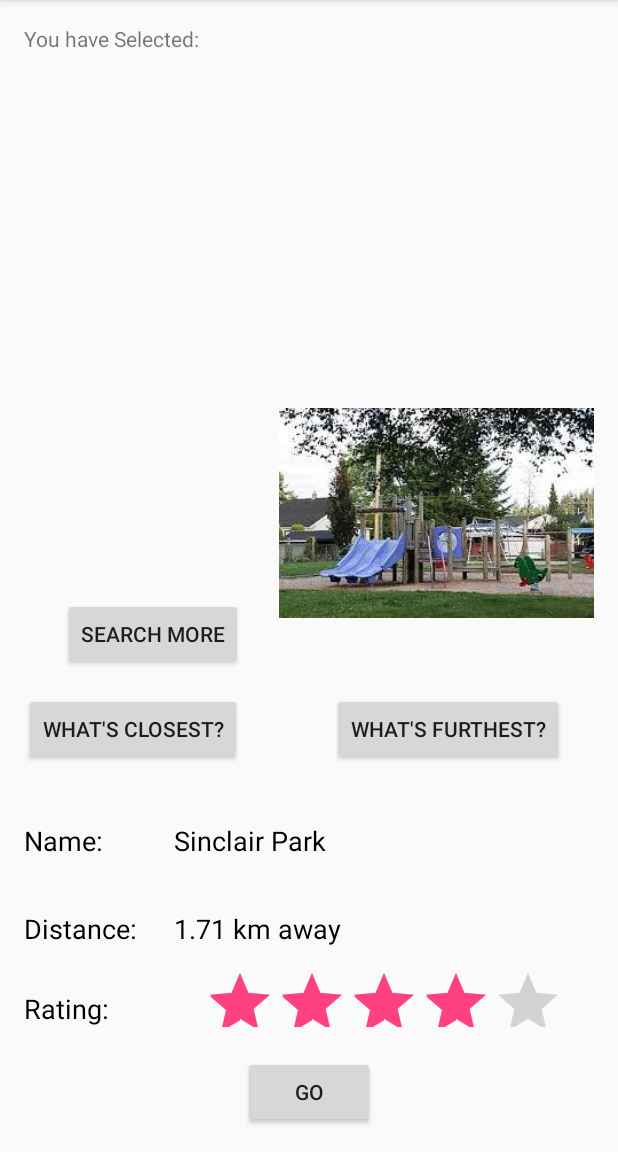
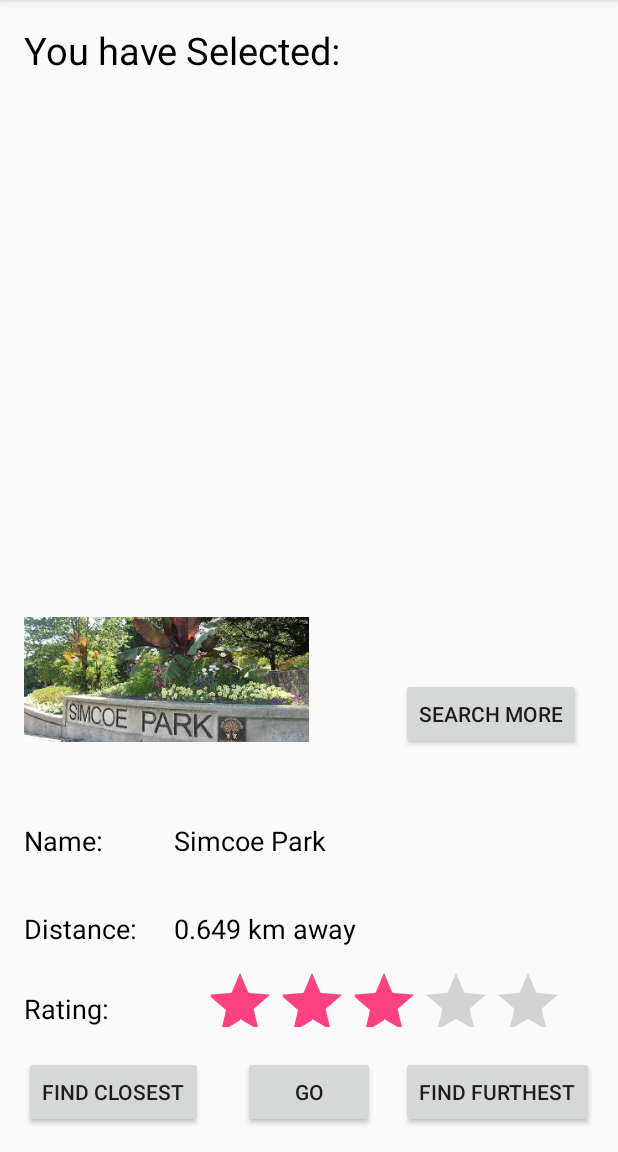
Before and after one commit to sardarali/MyCity, an Android app: the SelectionActivity screen opened directly, with no data from a screen before it, after a tap on "NEXT", on a phone screen of 412 x 824 dp, the part 84-1236 px from its top. Run offline under Robolectric (Android 15) with nearby library versions, the light colour scheme and no system bars.

Commit message:
exploreActivity page design edited

```diff
--- a/app/src/main/java/newwest/mycity/SelectionActivity.java
+++ b/app/src/main/java/newwest/mycity/SelectionActivity.java
@@ -9,8 +9,13 @@ import android.widget.CheckBox;
 
 public class SelectionActivity extends AppCompatActivity {
 
+    public static boolean isEventsChecked = false;
+    public static boolean isPublicArtChecked = false;
+    public static boolean isParkChecked = false;
+    public static boolean isTreeChecked = false;
+    public static boolean isHeritageHomeChecked= false;
+    public static boolean isWaterFountainChecked = false;
 
-    CheckBox test;
     @Override
     protected void onCreate(Bundle savedInstanceState) {
         super.onCreate(savedInstanceState);
@@ -24,7 +29,52 @@ public class SelectionActivity extends AppCompatActivity {
         });
 
     }
+
     public void start() {
+        CheckBox eventCheckBox = (CheckBox) findViewById(R.id.eventsCheckBox);
+        CheckBox publicArtCheckBox = (CheckBox) findViewById(R.id.publicArtCheckBox);
+        CheckBox parkCheckBox = (CheckBox) findViewById(R.id.parkCheckBox);
+        CheckBox treeCheckBox = (CheckBox) findViewById(R.id.treeCheckBox);
+        CheckBox heritageHomeCheckBox = (CheckBox) findViewById(R.id.heritageHomeCheckBox);
+        CheckBox waterFountainCheckBox = (CheckBox) findViewById(R.id.waterFountainCheckBox);
+
+
+        //Checked status check
+        if(eventCheckBox.isChecked()) {
+            isEventsChecked = true;
+        } else {
+            isEventsChecked = false;
+        }
+
+        if(publicArtCheckBox.isChecked()) {
+            isPublicArtChecked = true;
+        } else {
+            isPublicArtChecked = false;
+        }
+
+        if(parkCheckBox.isChecked()) {
+            isParkChecked = true;
+        } else {
+            isParkChecked = false;
+        }
+
+        if(treeCheckBox.isChecked()) {
+            isTreeChecked = true;
+        } else {
+            isTreeChecked = false;
+        }
+
+        if(heritageHomeCheckBox.isChecked()) {
+            isHeritageHomeChecked = true;
+        } else {
+            isHeritageHomeChecked = false;
+        }
+
+        if(waterFountainCheckBox.isChecked()) {
+            isWaterFountainChecked = true;
+        } else {
+            isWaterFountainChecked = false;
+        }
 
         Intent i = new Intent(SelectionActivity.this, exploreActivity.class);
         startActivity(i);
--- a/app/src/main/java/newwest/mycity/exploreActivity.java
+++ b/app/src/main/java/newwest/mycity/exploreActivity.java
@@ -1,6 +1,8 @@
 package newwest.mycity;
 
+import android.app.AlertDialog;
 import android.content.ActivityNotFoundException;
+import android.content.DialogInterface;
 import android.content.Intent;
 import android.net.Uri;
 import android.graphics.drawable.Drawable;
@@ -8,6 +10,7 @@ import android.os.Handler;
 import android.support.v7.app.AppCompatActivity;
 import android.os.Bundle;
 import android.util.Log;
+import android.view.KeyEvent;
 import android.view.View;
 import android.widget.CheckBox;
 import android.widget.ImageView;
@@ -27,11 +30,14 @@ import static newwest.mycity.R.id.waterFountainCheckBox;
 public class exploreActivity extends AppCompatActivity {
     public static int parkIndex;
     private static int TIME_OUT = 8000; //Time to launch the another activity
+    private static String selection = "";
 
     @Override
     protected void onCreate(Bundle savedInstanceState) {
         super.onCreate(savedInstanceState);
         setContentView(R.layout.activity_explore);
+
+        load_selection();
 
         findViewById(R.id.Gobtn).setOnClickListener(new View.OnClickListener() {
             @Override
@@ -48,6 +54,69 @@ public class exploreActivity extends AppCompatActivity {
             }
         });
         load_activity(null);
+
+    }
+
+
+    @Override
+    public boolean onKeyDown(int keyCode, KeyEvent event) {
+        if ((keyCode == KeyEvent.KEYCODE_BACK)) {
+            selection = "";
+        }
+        return super.onKeyDown(keyCode, event);
+    }
+
+    public void load_selection() {
+        if(SelectionActivity.isEventsChecked) {
+            if(selection == "")  {
+                selection += "Events";
+            } else {
+                selection += "| Events";
+            }
+        }
+
+        if(SelectionActivity.isPublicArtChecked) {
+            if(selection == "")  {
+                selection += "Public Arts";
+            } else {
+                selection += " | Public Arts";
+            }
+        }
+
+        if(SelectionActivity.isParkChecked) {
+            if(selection == "")  {
+                selection += "Parks";
+            } else {
+                selection += " | Parks";
+            }
+        }
+
+        if(SelectionActivity.isTreeChecked) {
+            if(selection == "")  {
+                selection += "Trees";
+            } else {
+                selection += " | Trees";
+            }
+        }
+
+        if(SelectionActivity.isHeritageHomeChecked) {
+            if(selection == "")  {
+                selection += "Heritage Homes";
+            } else {
+                selection += " | Heritage Homes";
+            }
+        }
+
+        if(SelectionActivity.isWaterFountainChecked) {
+            if(selection == "")  {
+                selection += "Water Fountains";
+            } else {
+                selection += " | Water Fountains";
+            }
+        }
+
+        TextView selectionText = (TextView) findViewById(R.id.selectedText);
+        selectionText.setText(selection);
     }
 
     public void load_activity(View v){
@@ -55,7 +124,7 @@ public class exploreActivity extends AppCompatActivity {
 
         int parksDataSize = MainActivity.parksDataset.size();
         Random rand = new Random();
-        parkIndex = rand.nextInt(parksDataSize+1);
+        parkIndex = rand.nextInt(parksDataSize);
         ParkDataRow pdr = MainActivity.parksDataset.get(parkIndex);
 
         try
--- a/app/src/main/res/layout/activity_explore.xml
+++ b/app/src/main/res/layout/activity_explore.xml
@@ -10,14 +10,6 @@
     android:paddingRight="@dimen/activity_horizontal_margin"
     android:paddingTop="@dimen/activity_vertical_margin"
     tools:context="newwest.mycity.exploreActivity">
-
-    <Button
-        android:text="Go"
-        android:layout_width="wrap_content"
-        android:layout_height="wrap_content"
-        android:id="@+id/Gobtn"
-        android:layout_alignParentBottom="true"
-        android:layout_centerHorizontal="true" />
 
     <TextView
         android:text="2.3km away"
@@ -71,15 +63,6 @@
         android:layout_alignParentStart="true"
         android:layout_marginBottom="13dp" />
 
-    <Button
-        android:text="Search More"
-        android:layout_width="wrap_content"
-        android:layout_height="wrap_content"
-        android:id="@+id/SearchMorebtn"
-        android:layout_above="@+id/Furthestbtn"
-        android:layout_toStartOf="@+id/Gobtn"
-        android:layout_marginBottom="15dp" />
-
     <TextView
         android:text="Queens Park"
         android:layout_width="wrap_content"
@@ -91,47 +74,69 @@
         android:layout_above="@+id/parkDistance"
         android:layout_toEndOf="@+id/distanceField" />
 
-    <Button
-        android:text="What's furthest?"
-        android:layout_width="wrap_content"
-        android:layout_height="wrap_content"
-        android:id="@+id/Furthestbtn"
-        android:layout_marginBottom="38dp"
-        android:layout_above="@+id/parkName"
-        android:layout_alignEnd="@+id/ratingBar" />
-
-    <Button
-        android:text="What's Closest?"
-        android:layout_width="wrap_content"
-        android:layout_height="wrap_content"
-        android:id="@+id/Closestbtn"
-        android:layout_alignBottom="@+id/Furthestbtn"
-        android:layout_alignParentStart="true" />
-
     <TextView
         android:text="You have Selected:"
         android:layout_width="wrap_content"
         android:layout_height="wrap_content"
         android:layout_alignParentTop="true"
         android:layout_alignParentStart="true"
-        android:id="@+id/youSelectedText" />
-
-    <TextView
-        android:layout_width="wrap_content"
-        android:layout_height="wrap_content"
-        android:layout_below="@+id/youSelectedText"
-        android:layout_alignParentStart="true"
-        android:layout_marginTop="22dp"
-        android:id="@+id/selectedText"
-        android:layout_alignEnd="@+id/youSelectedText"
-        android:layout_above="@+id/SearchMorebtn" />
+        android:id="@+id/youSelectedText"
+        android:textColor="#000000"
+        android:textSize="25sp"/>
 
     <ImageView
         app:srcCompat="@mipmap/queens_park_entrance_sign_web"
         android:id="@+id/parkImage"
-        android:layout_width="210dp"
-        android:layout_height="210dp"
-        android:layout_alignBottom="@+id/SearchMorebtn"
-        android:layout_alignParentEnd="true" />
+        android:layout_width="190dp"
+        android:layout_height="190dp"
+        android:layout_above="@+id/nameField"
+        android:layout_alignParentStart="true" />
+
+    <TextView
+        android:layout_width="100dp"
+        android:layout_height="wrap_content"
+        android:id="@+id/selectedText"
+        android:layout_below="@+id/youSelectedText"
+        android:layout_marginTop="14dp"
+        android:layout_above="@+id/parkImage"
+        android:layout_alignParentStart="true"
+        android:layout_alignParentEnd="true"
+        android:textColor="#000000"
+        android:textSize="15sp"/>
+
+    <Button
+        android:text="Find Closest"
+        android:layout_width="wrap_content"
+        android:layout_height="wrap_content"
+        android:id="@+id/Closestbtn"
+        android:layout_alignParentBottom="true"
+        android:layout_alignParentStart="true" />
+
+    <Button
+        android:text="Go"
+        android:layout_width="wrap_content"
+        android:layout_height="wrap_content"
+        android:id="@+id/Gobtn"
+        android:layout_alignParentBottom="true"
+        android:layout_centerHorizontal="true" />
+
+    <Button
+        android:text="Find furthest"
+        android:layout_width="wrap_content"
+        android:layout_height="wrap_content"
+        android:id="@+id/Furthestbtn"
+        android:layout_alignParentBottom="true"
+        android:layout_alignParentEnd="true"
+        android:elevation="17dp"
+        android:layout_marginRight="0dp" />
+
+    <Button
+        android:text="Search More"
+        android:layout_width="wrap_content"
+        android:layout_height="wrap_content"
+        android:id="@+id/SearchMorebtn"
+        android:layout_above="@+id/parkName"
+        android:layout_alignStart="@+id/Furthestbtn"
+        android:layout_marginBottom="48dp" />
 
 </RelativeLayout>
```
